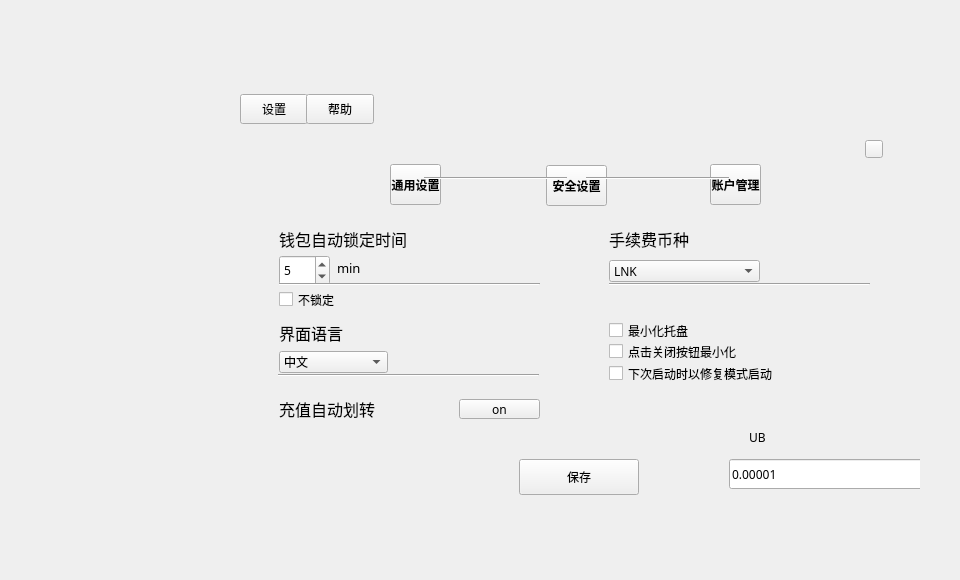
First picture: the form in setdialog.ui, repository HcashOrg/hx-indicator, before the edit.
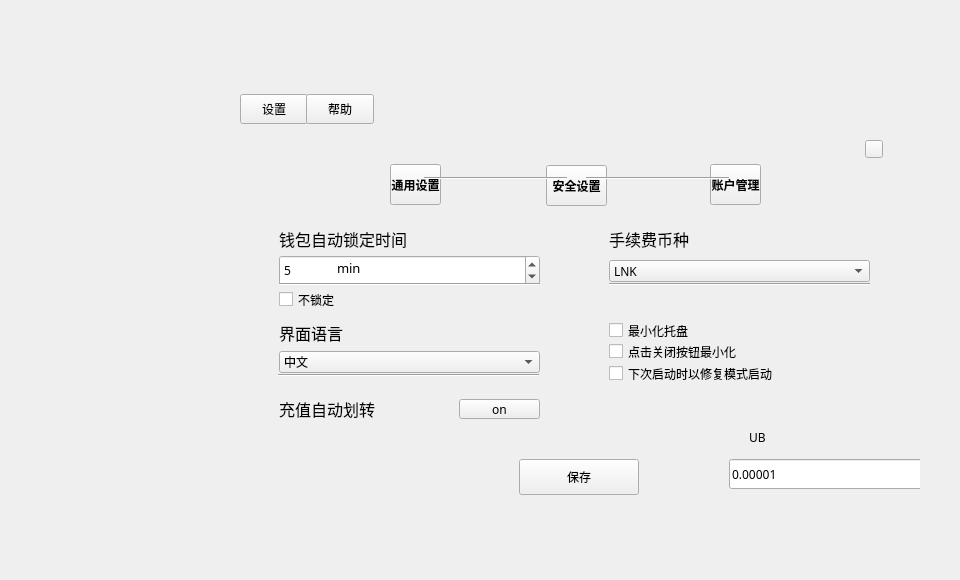
Second picture: the form after the edit.

Patch:
```diff
--- a/setdialog.ui
+++ b/setdialog.ui
@@ -185,7 +185,7 @@
           <rect>
            <x>40</x>
            <y>142</y>
-           <width>109</width>
+           <width>261</width>
            <height>22</height>
           </rect>
          </property>
@@ -241,7 +241,7 @@
           <rect>
            <x>40</x>
            <y>46</y>
-           <width>51</width>
+           <width>261</width>
            <height>31</height>
           </rect>
          </property>
@@ -484,7 +484,7 @@
           <rect>
            <x>370</x>
            <y>51</y>
-           <width>151</width>
+           <width>261</width>
            <height>22</height>
           </rect>
          </property>
```
Left out of the diff: 6 changed lines with no effect on the pictures.
